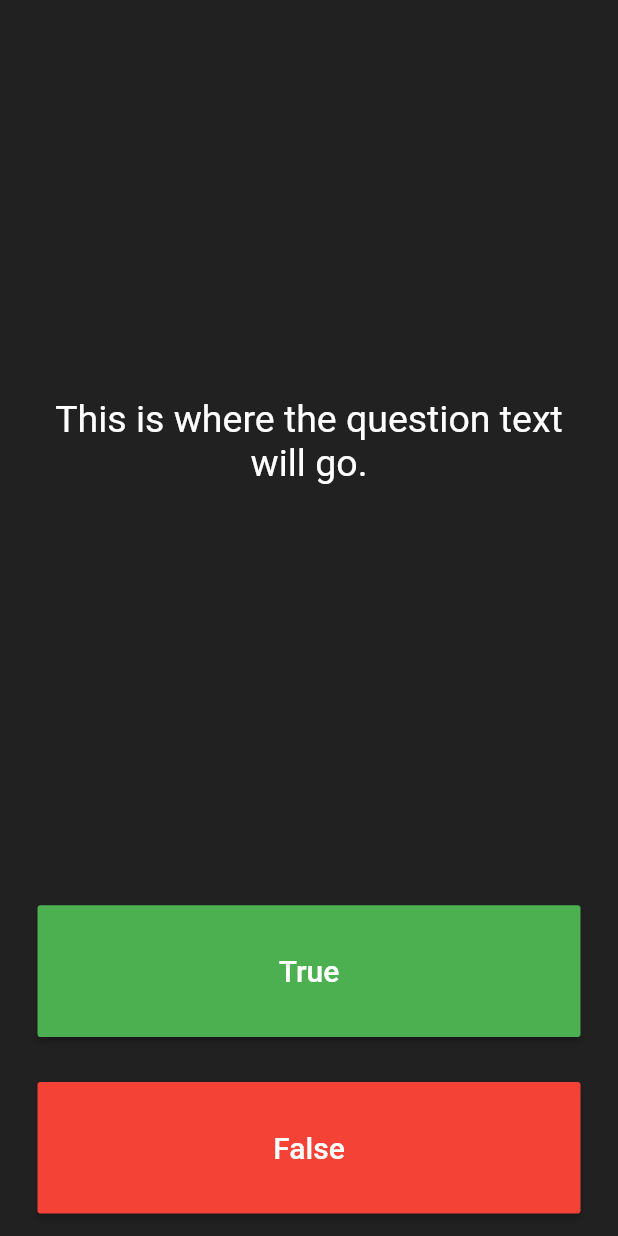
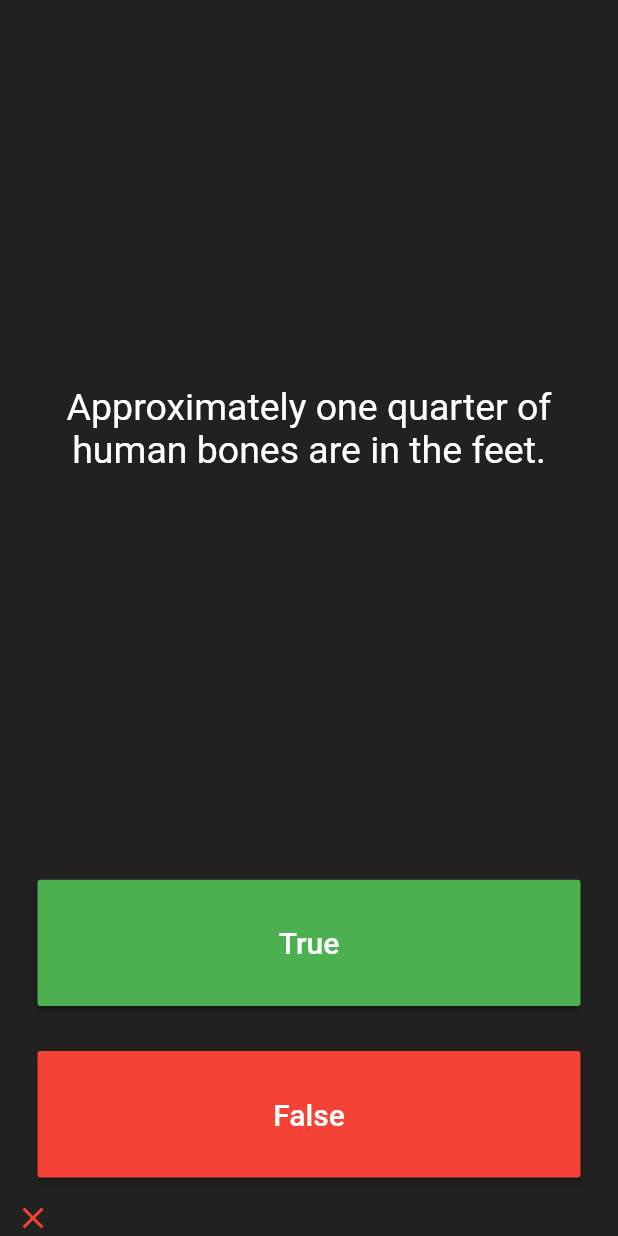
Before and after one commit to Emanuel-JSA/quizz_flutter, a Flutter app: the screen it shows after launch, after a tap on "True", on a phone screen of 412 x 824 dp. Run offline on Flutter 3.47's test engine with Material 2 defaults, Android fonts, the phone set to English and light mode, and no system bars.

Commit message:
feat: finished quizz project

```diff
--- a/lib/main.dart
+++ b/lib/main.dart
@@ -1,4 +1,8 @@
 import 'package:flutter/material.dart';
+import 'quizz.dart';
+import 'dialog.dart';
+
+Quizz quizz = Quizz();
 
 void main() => runApp(const Quizzer());
 
@@ -8,6 +12,7 @@ class Quizzer extends StatelessWidget {
   @override
   Widget build(BuildContext context) {
     return MaterialApp(
+      debugShowCheckedModeBanner: false,
       home: Scaffold(
         backgroundColor: Colors.grey.shade900,
         body: SafeArea(
@@ -27,21 +32,24 @@ class QuizPage extends StatefulWidget {
 }
 
 class _QuizPageState extends State<QuizPage> {
+  List<Widget> scoreKeeper = [];
+  int questionIndex = 0;
+
   @override
   Widget build(BuildContext context) {
     return Column(
       mainAxisAlignment: MainAxisAlignment.spaceBetween,
       crossAxisAlignment: CrossAxisAlignment.stretch,
       children: <Widget>[
-        const Expanded(
+        Expanded(
           flex: 5,
           child: Padding(
-            padding: EdgeInsets.all(10.0),
+            padding: const EdgeInsets.all(10.0),
             child: Center(
               child: Text(
-                'This is where the question text will go.',
+                quizz.getQuestionText(),
                 textAlign: TextAlign.center,
-                style: TextStyle(
+                style: const TextStyle(
                   fontSize: 25.0,
                   color: Colors.white,
                 ),
@@ -63,7 +71,7 @@ class _QuizPageState extends State<QuizPage> {
                 ),
               ),
               onPressed: () {
-                //The user picked true.
+                quizzCheck(true);
               },
             ),
           ),
@@ -81,19 +89,39 @@ class _QuizPageState extends State<QuizPage> {
                 ),
               ),
               onPressed: () {
-                //The user picked false.
+                quizzCheck(true);
               },
             ),
           ),
         ),
-        //TODO: Add a Row here as your score keeper
+        Row(
+          children: scoreKeeper,
+        ),
       ],
     );
   }
+
+  void quizzCheck(bool userPickedAnswer) {
+    if (quizz.isFinished()) showMyDialog(context);
+
+    bool correctAnswer = quizz.getQuestionAnswer();
+    if (userPickedAnswer == correctAnswer) {
+      scoreKeeper.add(
+        const Icon(
+          Icons.check,
+          color: Colors.green,
+        ),
+      );
+    } else {
+      scoreKeeper.add(
+        const Icon(
+          Icons.close,
+          color: Colors.red,
+        ),
+      );
+    }
+    setState(() {
+      quizz.nextQuestion();
+    });
+  }
 }
-
-/*
-question1: 'You can lead a cow down stairs but not up stairs.', false,
-question2: 'Approximately one quarter of human bones are in the feet.', true,
-question3: 'A slug\'s blood is green.', true,
-*/
--- a/lib/question.dart
+++ b/lib/question.dart
@@ -2,7 +2,7 @@ class Question {
   late String questionText;
   late bool questionAnswer;
 
-  Question({required String q, required bool a}) {
+  Question(String q, bool a) {
     questionText = q;
     questionAnswer = a;
   }
--- /dev/null
+++ b/lib/quizz.dart
@@ -0,0 +1,43 @@
+import 'question.dart';
+
+class Quizz {
+
+  int _questionIndex = 0;
+
+  final List<Question> _questions = [
+    Question('You can lead a cow down stairs but not up stairs.', false),
+    Question('Approximately one quarter of human bones are in the feet.', true),
+    Question('A slug\'s blood is green.', true),
+    Question('Some cats are actually allergic to humans', true),
+    Question('You can lead a cow down stairs but not up stairs.', false),
+    Question('Approximately one quarter of human bones are in the feet.', true),
+    Question('A slug\'s blood is green.', true),
+    Question('Buzz Aldrin\'s mother\'s maiden name was \"Moon\".', true),
+    Question('It is illegal to pee in the Ocean in Portugal.', true),
+    Question('No piece of square dry paper can be folded in half more than 7 times.', false),
+    Question('In London, UK, if you happen to die in the House of Parliament, you are technically entitled to a state funeral, because the building is considered too sacred a place.', true),
+    Question('The loudest sound produced by any animal is 188 decibels. That animal is the African Elephant.', false),
+    Question('The total surface area of two human lungs is approximately 70 square metres.', true),
+    Question('Google was originally called \"Backrub\".', true),
+    Question('Chocolate affects a dog\'s heart and nervous system; a few ounces are enough to kill a small dog.', true),
+    Question('In West Virginia, USA, if you accidentally hit an animal with your car, you are free to take it home to eat.', true),
+  ];
+
+  void nextQuestion() {
+    if ( _questionIndex < _questions.length - 1) {
+      _questionIndex++;
+    }
+  }
+
+  String getQuestionText() {
+    return _questions[_questionIndex].questionText;
+  }
+
+  bool getQuestionAnswer() {
+    return _questions[_questionIndex].questionAnswer;
+  }
+
+  bool isFinished() {
+    return _questionIndex >= _questions.length - 1;
+  }
+}
```
Also changed, not shown: lib/dialog.dart (added, +21 -0 lines).
